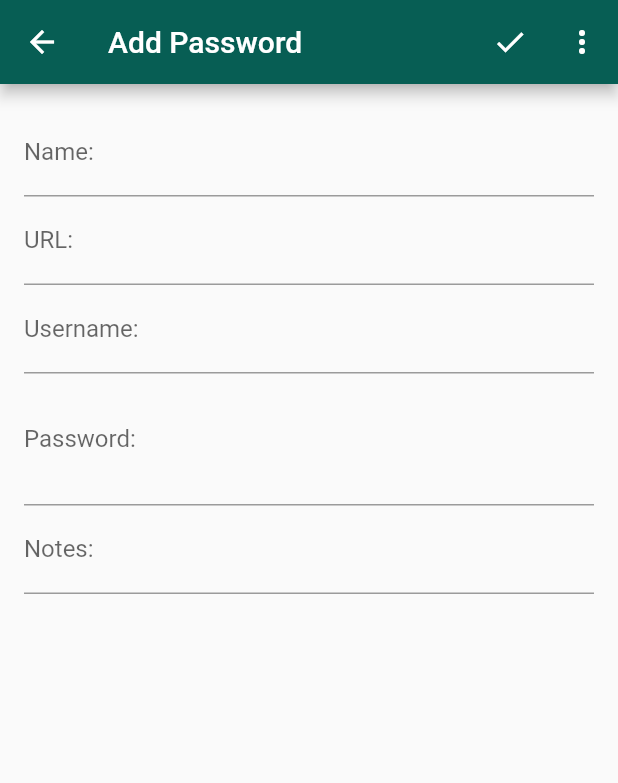
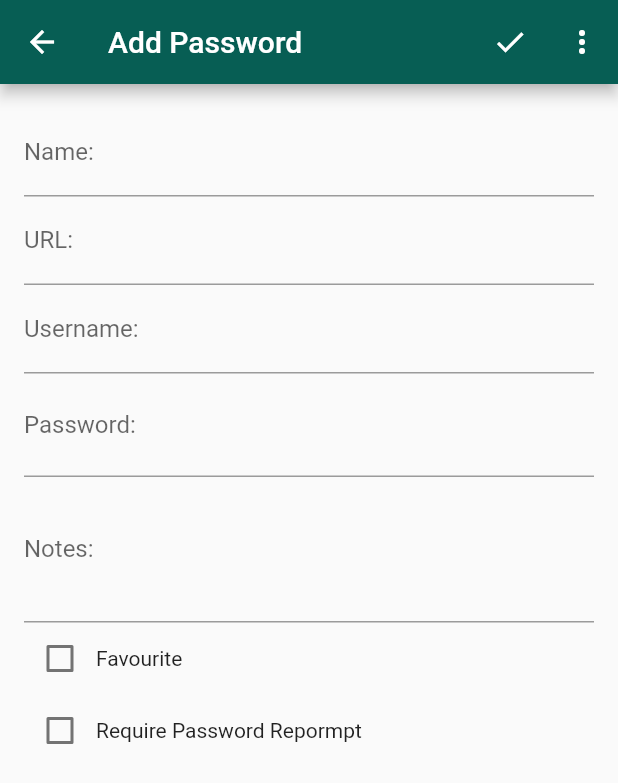
Before and after one commit to luanxuechao/flutter_password, a Flutter app: the PasswordSet screen opened by its route, on a phone screen of 412 x 824 dp. Shown: the top 783 px of the screen. Run offline on Flutter 3.47's test engine with Material 2 defaults, Android fonts, the phone set to English and light mode, and no system bars; network calls fail.

Commit message:
Add CheckBox

```diff
--- a/lib/pages/password_set.dart
+++ b/lib/pages/password_set.dart
@@ -13,7 +13,8 @@ class PasswordSetState extends State<PasswordSet> {
   String _name;
 
   String _password;
-
+  bool _favourite = false;
+  bool _requiredPassword = false;
   void _forSubmitted() {
     var _form = _formKey.currentState;
 
@@ -105,14 +106,17 @@ class PasswordSetState extends State<PasswordSet> {
               ),
               new TextFormField(
                 decoration: new InputDecoration(
-                  labelText: 'Password:',
-                   suffix: IconButton(
-                      icon: Icon(Icons.autorenew),
-                      color: Colors.grey,
-                      onPressed: () => {},
-                      tooltip: 'generate',
-                    )
-                ),
+                    labelText: 'Password:',
+                    isDense: true,
+                    // suffixIcon: Icon(Icons.update),
+                    contentPadding: EdgeInsets.only(top: 5),
+                    // contentPadding:EdgeInsets.all(0),
+                    suffix: IconButton(
+                      icon: Icon(Icons.update),
+                      onPressed: () {},
+                      padding: EdgeInsetsDirectional.only(end: 10.0),
+                    ),
+                    suffixStyle: TextStyle(height: 0.1)),
                 obscureText: true,
                 validator: (val) {
                   return val.length < 4 ? "密码长度错误" : null;
@@ -123,15 +127,46 @@ class PasswordSetState extends State<PasswordSet> {
               ),
               new TextFormField(
                 decoration: new InputDecoration(
-                    labelText: 'Notes:',
-                   ),
+                  labelText: 'Notes:',
+                ),
                 validator: (val) {
                   return val.length < 4 ? "密码长度错误" : null;
                 },
+                maxLines: 3,
                 onSaved: (val) {
                   _password = val;
                 },
               ),
+              Row(
+                children: <Widget>[
+                  Checkbox(
+                    value: _favourite,
+                    onChanged: (bool newValue) {
+                      setState(() {
+                        _favourite = !_favourite;
+                      });
+                    },
+                    checkColor: Colors.white,
+                    activeColor: new Color(0xff075E54),
+                  ),
+                  Expanded(child: Text('Favourite')),
+                ],
+              ),
+              Row(
+                children: <Widget>[
+                  Checkbox(
+                    value: _requiredPassword,
+                    onChanged: (bool newValue) {
+                      setState(() {
+                        _requiredPassword = newValue;
+                      });
+                    },
+                    checkColor: Colors.white,
+                    activeColor: new Color(0xff075E54),
+                  ),
+                  Expanded(child: Text('Require Password Repormpt')),
+                ],
+              )
             ],
           ),
         ),
```
